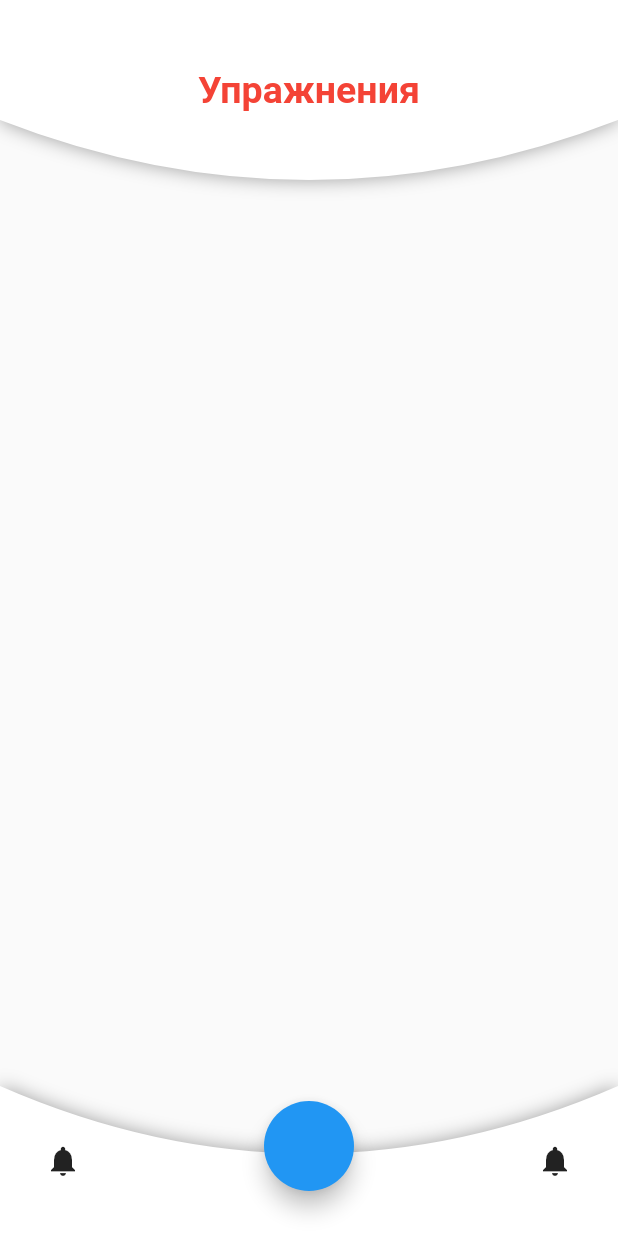
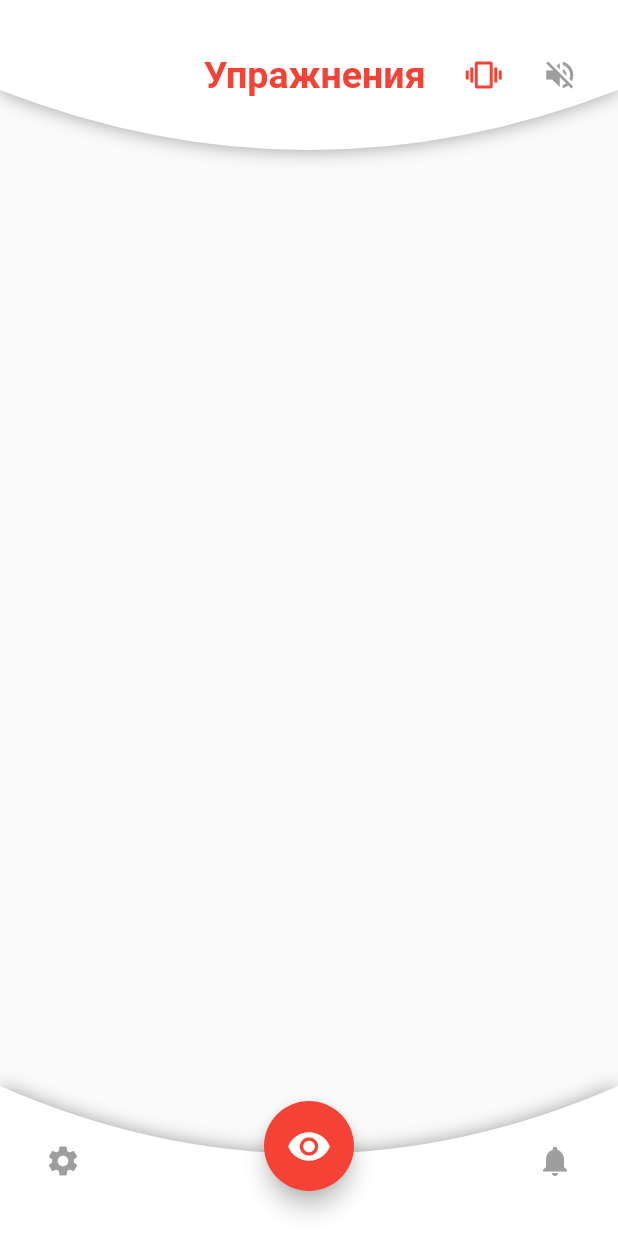
Before and after one commit to mdusafp/eyehelper, a Flutter app: the ProfileScreen screen opened by its route, on a phone screen of 412 x 824 dp. Run offline on Flutter 3.47's test engine with Material 2 defaults, Android fonts, the light colour scheme and no system bars.

Commit message:
add sound off and vibration off icons, refactor bottom bar and toolbar

```diff
--- a/lib/src/custom_elements/bootombar.dart
+++ b/lib/src/custom_elements/bootombar.dart
@@ -1,13 +1,21 @@
 import 'package:eyehelper/src/custom_elements/clip_shadow_path.dart';
 import 'package:flutter/material.dart';
 
-class BottomWavy extends StatelessWidget {
+class BottomWavy extends StatefulWidget {
+  BottomWavy({Key key, this.onBottomBarTap}) : super(key: key);
+
+  final Function onBottomBarTap;
+
+  _BottomWavyState createState() => _BottomWavyState();
+}
+
+class _BottomWavyState extends State<BottomWavy> {
   @override
   Widget build(BuildContext context) {
     return Stack(
       children: <Widget>[
         ClipShadowPath(
-          clipper: WaveClipper(),
+          clipper: BottomWaveClipper(),
           shadow: Shadow(blurRadius: 10, color: Colors.grey),
           child: Container(
             color: Colors.white,
@@ -18,13 +26,13 @@ class BottomWavy extends StatelessWidget {
                 mainAxisAlignment: MainAxisAlignment.spaceBetween,
                 children: <Widget>[
                   InkWell(
-                    onTap: () {},
-                    child: Icon(Icons.notifications),
+                    onTap: () => widget.onBottomBarTap(1),
+                    child: Icon(Icons.settings, color: Colors.grey),
                   ),
                   InkWell(
-                    onTap: () {},
-                    child: Icon(Icons.notifications),
-                  )
+                    onTap: () => widget.onBottomBarTap(2),
+                    child: Icon(Icons.notifications, color: Colors.grey),
+                  ),
                 ],
               ),
             ),
@@ -32,8 +40,9 @@ class BottomWavy extends StatelessWidget {
         ),
         Positioned(
           bottom: 0.0,
+          // TODO: refactor allWidth / 2 - circleWidth / 2
+          left: MediaQuery.of(context).size.width / 2 - 30.0,
           child: Container(
-            width: MediaQuery.of(context).size.width,
             child: Padding(
               padding: EdgeInsets.only(bottom: 30.0),
               child: Material(
@@ -42,12 +51,22 @@ class BottomWavy extends StatelessWidget {
                   mainAxisAlignment: MainAxisAlignment.spaceAround,
                   children: <Widget>[
                     Container(
+                      // TODO: move to var heigh and width
                       height: 60.0,
                       width: 60.0,
                       child: FittedBox(
                         child: FloatingActionButton(
+                          backgroundColor: Colors.red,
+                          child: Icon(
+                            Icons.remove_red_eye,
+                            color: Colors.white,
+                            size: 28.0,
+                          ),
                           heroTag: 'mainBtn',
-                          onPressed: () {},
+                          onPressed: () {
+                            Scaffold.of(context)
+                                .showSnackBar(SnackBar(content: Text('123')));
+                          },
                         ),
                       ),
                     ),
@@ -62,7 +81,7 @@ class BottomWavy extends StatelessWidget {
   }
 }
 
-class WaveClipper extends CustomClipper<Path> {
+class BottomWaveClipper extends CustomClipper<Path> {
   @override
   Path getClip(Size size) {
     final path = new Path();
--- a/lib/src/custom_elements/toolbar.dart
+++ b/lib/src/custom_elements/toolbar.dart
@@ -1,28 +1,66 @@
 import 'package:eyehelper/src/custom_elements/clip_shadow_path.dart';
 import 'package:flutter/material.dart';
 
-class ToolbarWavy extends StatelessWidget {
+class ToolbarWavy extends StatefulWidget {
   final String title;
 
-  ToolbarWavy(this.title);
+  ToolbarWavy({Key key, this.title}) : super(key: key);
+
+  _ToolbarWavyState createState() => _ToolbarWavyState();
+}
+
+class _ToolbarWavyState extends State<ToolbarWavy> {
+  bool isVibrationActive = true;
+  bool isSoundOff = false;
 
   @override
   Widget build(BuildContext context) {
     return ClipShadowPath(
-      clipper: BottomWaveClipper(),
+      clipper: TopWaveClipper(),
       shadow: Shadow(blurRadius: 10, color: Colors.grey),
       child: SizedBox(
-        height: 120.0,
+        height: 100.0,
         child: Container(
           decoration: BoxDecoration(color: Colors.white),
           child: Center(
-            child: Text(
-              this.title,
-              style: TextStyle(
-                fontSize: 25.0,
-                color: Colors.red,
-                fontWeight: FontWeight.bold,
-              ),
+            child: Row(
+              mainAxisAlignment: MainAxisAlignment.spaceEvenly,
+              children: [
+                SizedBox(
+                  height: 100.0,
+                  width: MediaQuery.of(context).size.width / 5,
+                ),
+                Text(
+                  widget.title,
+                  style: TextStyle(
+                    fontSize: 25.0,
+                    color: Colors.red,
+                    fontWeight: FontWeight.bold,
+                  ),
+                ),
+                InkWell(
+                  onTap: () {
+                    setState(() {
+                      isVibrationActive = !isVibrationActive;
+                    });
+                  },
+                  child: Icon(
+                    Icons.vibration,
+                    color: isVibrationActive ? Colors.red : Colors.grey,
+                  ),
+                ),
+                InkWell(
+                  onTap: () {
+                    setState(() {
+                      isSoundOff = !isSoundOff;
+                    });
+                  },
+                  child: Icon(
+                    Icons.volume_off,
+                    color: isSoundOff ? Colors.red : Colors.grey,
+                  ),
+                ),
+              ],
             ),
           ),
         ),
@@ -31,7 +69,7 @@ class ToolbarWavy extends StatelessWidget {
   }
 }
 
-class BottomWaveClipper extends CustomClipper<Path> {
+class TopWaveClipper extends CustomClipper<Path> {
   @override
   Path getClip(Size size) {
     final path = new Path();
--- a/lib/src/screens/profile_screen.dart
+++ b/lib/src/screens/profile_screen.dart
@@ -10,8 +10,10 @@ class _ProfileScreenState extends State<ProfileScreen> {
   @override
   Widget build(BuildContext context) {
     return Scaffold(
-      body: ToolbarWavy("Упражнения"),
-      bottomNavigationBar: BottomWavy(),
+      body: ToolbarWavy(title: "Упражнения"),
+      bottomNavigationBar: BottomWavy(onBottomBarTap: (value) {
+        print(value);
+      }),
     );
   }
 }
```
